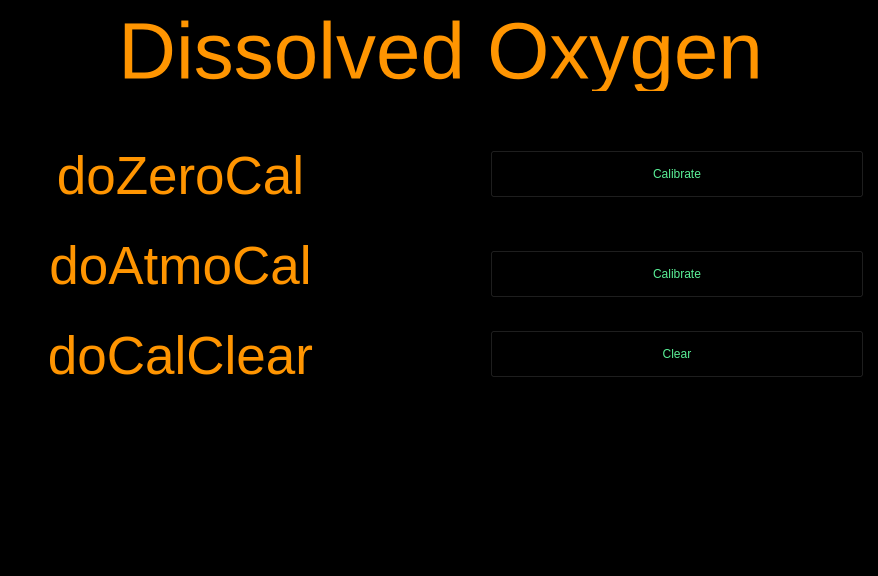
Qt form Front_End/DissolvedOxygenCalibrationMenu.ui (fabiomatos999/M.O.S.I.S) before a commit.
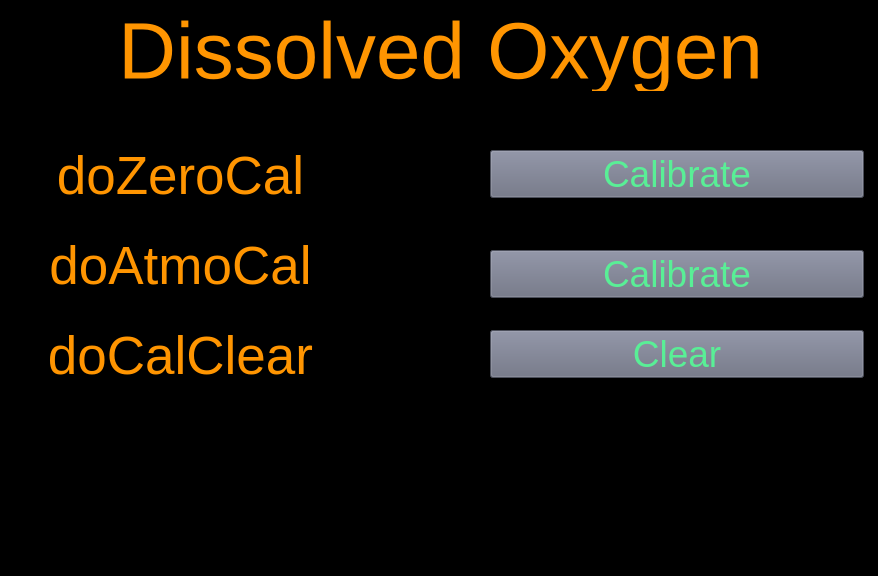
The same form after that commit.

Commit message: Fix pHL on Preview and PH sensor calibration Buttons, remove Current from Label

Diff of the .ui file:
```diff
--- a/Front_End/DissolvedOxygenCalibrationMenu.ui
+++ b/Front_End/DissolvedOxygenCalibrationMenu.ui
@@ -1152,11 +1152,18 @@
      <height>48</height>
     </size>
    </property>
+   <property name="font">
+    <font>
+     <pointsize>28</pointsize>
+    </font>
+   </property>
    <property name="styleSheet">
-    <string notr="true">QPushButton {
-     background-color: rgb(106, 110, 128);&quot;
-    }
-</string>
+    <string notr="true">QPushButton
+ {
+	background-color: rgb(106, 110, 128);
+	color: rgb(106, 110, 128);
+	color: rgb(89, 239, 150);
+}</string>
    </property>
    <property name="text">
     <string>Calibrate</string>
@@ -1177,11 +1184,18 @@
      <height>48</height>
     </size>
    </property>
+   <property name="font">
+    <font>
+     <pointsize>28</pointsize>
+    </font>
+   </property>
    <property name="styleSheet">
-    <string notr="true">QPushButton {
-     background-color: rgb(106, 110, 128);&quot;
-    }
-</string>
+    <string notr="true">QPushButton
+ {
+	background-color: rgb(106, 110, 128);
+	color: rgb(106, 110, 128);
+	color: rgb(89, 239, 150);
+}</string>
    </property>
    <property name="text">
     <string>Calibrate</string>
@@ -1202,11 +1216,18 @@
      <height>48</height>
     </size>
    </property>
+   <property name="font">
+    <font>
+     <pointsize>28</pointsize>
+    </font>
+   </property>
    <property name="styleSheet">
-    <string notr="true">QPushButton {
-     background-color: rgb(106, 110, 128);&quot;
-    }
-</string>
+    <string notr="true">QPushButton
+ {
+	background-color: rgb(106, 110, 128);
+	color: rgb(106, 110, 128);
+	color: rgb(89, 239, 150);
+}</string>
    </property>
    <property name="text">
     <string>Clear</string>
```
The commit also changes 7 other files.
